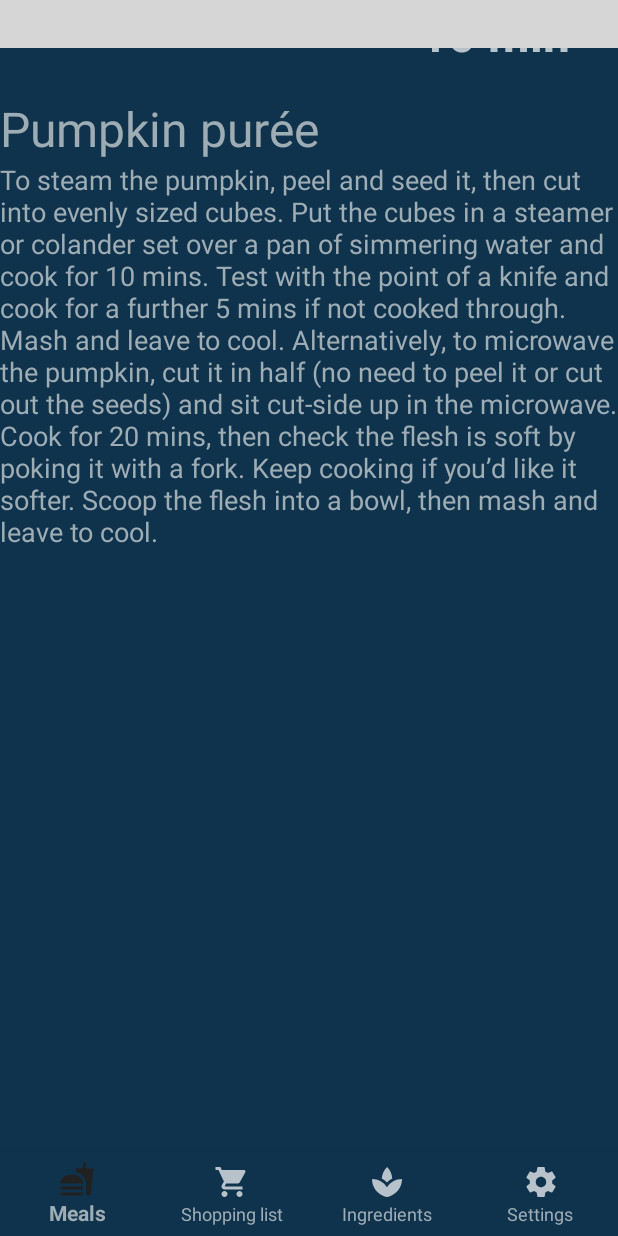
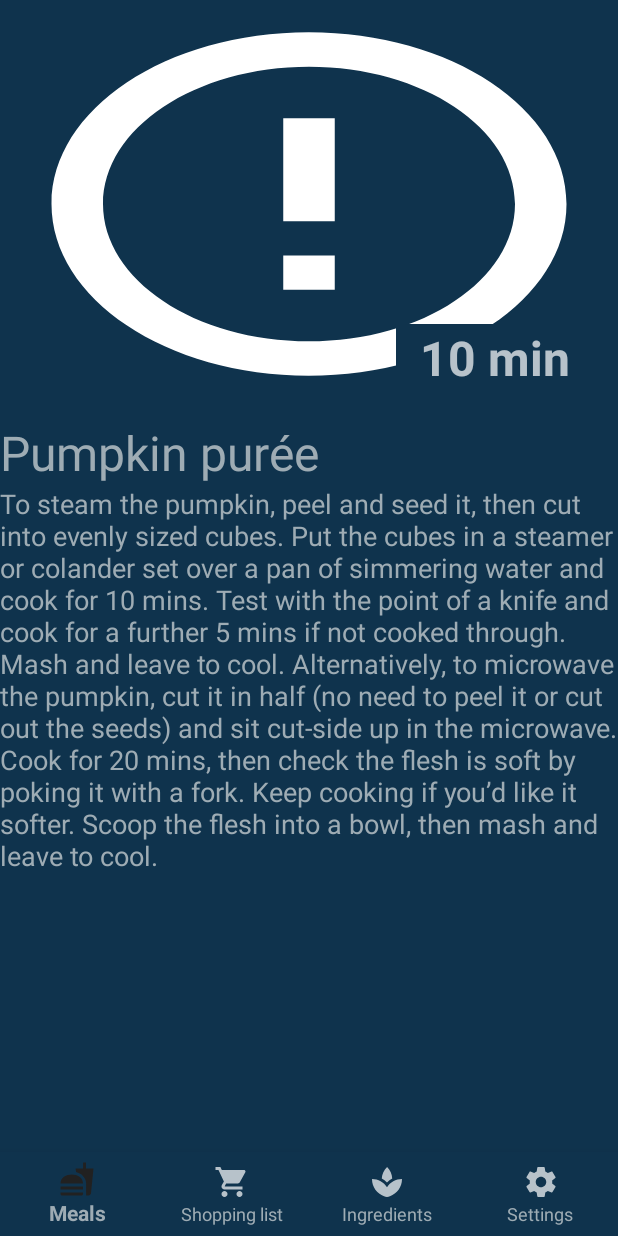
Before and after one commit to MealkyTeam/Mealky, an Android app: the screen it shows after launch (MainActivity), after a tap on "Pumpkin purée", on a phone screen of 412 x 824 dp. Run offline under Robolectric (Android 15) with nearby library versions, the phone set to English and light mode, and no system bars; our stand-ins replace Picasso, RxJava, Timber; pictures from the network do not load; 6 statements that could not run were skipped; grey boxes are pictures that could not be loaded.

Commit message:
changed package name to teammealky

```diff
--- a/app/src/main/res/layout/meal_fragment.xml
+++ b/app/src/main/res/layout/meal_fragment.xml
@@ -18,7 +18,7 @@
             android:layout_width="match_parent"
             android:layout_height="wrap_content">
 
-            <com.kuba.mealky.presentation.commons.view.AspectRatioImageView
+            <com.teammealky.mealky.presentation.commons.view.AspectRatioImageView
                 android:id="@+id/imageView"
                 android:layout_width="match_parent"
                 android:layout_height="wrap_content"
```
